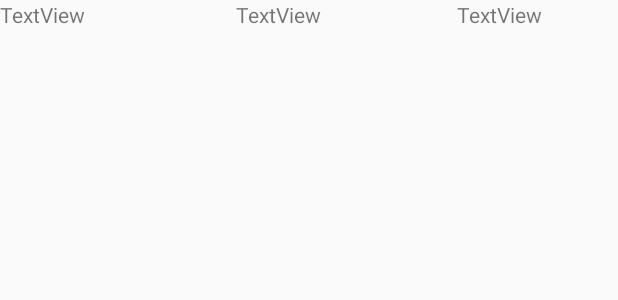
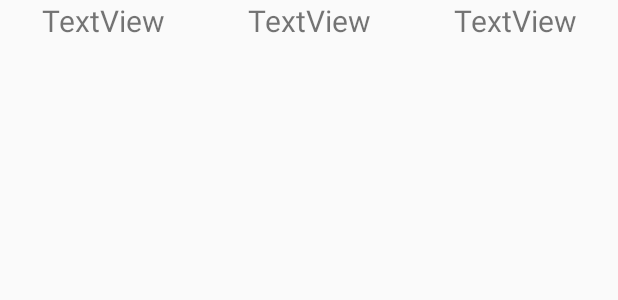
Before and after one commit to LocalMunk/GruppeAwesome, an Android app: the layout ovelse_list.xml on its own in the app's theme, with its tools: preview values and no code run, on a phone screen of 412 x 824 dp. Shown: the top 300 px of the screen. Run offline under Robolectric (Android 15) with nearby library versions, the phone set to English and light mode, and no system bars.

Commit message:
gjort layout for ovelse flottere

```diff
--- a/app/src/main/res/layout/ovelse_list.xml
+++ b/app/src/main/res/layout/ovelse_list.xml
@@ -5,24 +5,28 @@
 
     <TextView
         android:text="TextView"
-        android:layout_width="100pt"
+        android:layout_width="30dp"
         android:layout_height="wrap_content"
         android:id="@+id/listReps"
-        android:layout_weight="0.09" />
+        android:gravity='center'
+        android:layout_weight="0.09"
+        android:textSize="20dp"/>
 
     <TextView
         android:text="TextView"
-        android:layout_marginLeft="50dp"
-        android:layout_width="100pt"
+        android:layout_width="30dp"
         android:layout_height="wrap_content"
         android:id="@+id/listWeight"
-        android:layout_weight="0.09" />
+        android:gravity='center'
+        android:layout_weight="0.09"
+        android:textSize="20dp"/>
 
     <TextView
         android:text="TextView"
-        android:layout_marginLeft="40dp"
-        android:layout_width="100pt"
+        android:layout_width="30dp"
         android:layout_height="wrap_content"
         android:id="@+id/listRM"
-        android:layout_weight="0.09" />
+        android:gravity='center'
+        android:layout_weight="0.09"
+        android:textSize="20dp"/>
 </LinearLayout>
```
Also changed, not shown: app/src/main/res/layout/activity_ovelse.xml (+20 -7 lines).
